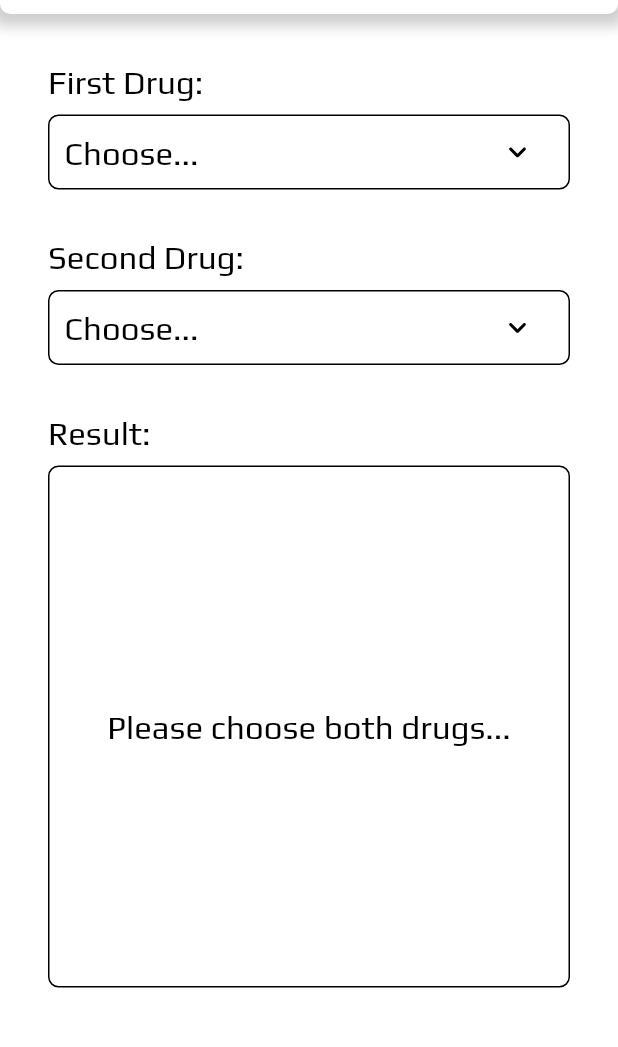
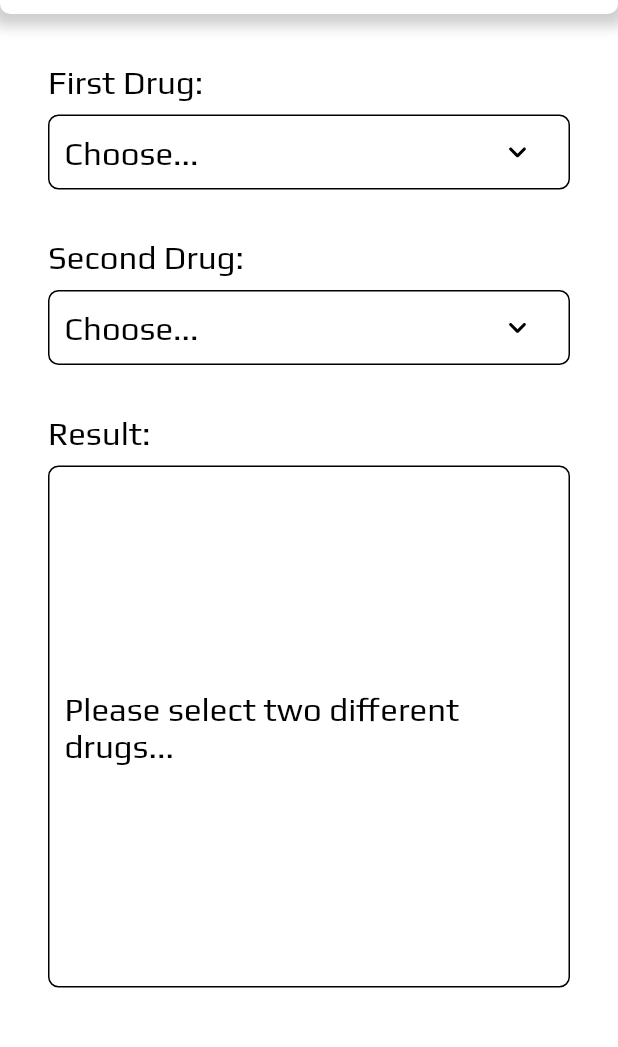
Before and after one commit to MikiVanousek/substance-mix, a Flutter app: the screen it shows after launch, on a phone screen of 412 x 824 dp, the part 124-1171 px from its top. Run offline on Flutter 3.47's test engine with Material 2 defaults, Android fonts, the phone set to English and light mode, and no system bars; our stand-ins replace flutter_bloc, flutter_svg.

Commit message:
Added all the data...

```diff
--- a/lib/bloc/dc_bloc.dart
+++ b/lib/bloc/dc_bloc.dart
@@ -1,54 +1,53 @@
+import 'package:drug_combos/drugs/combiner.dart';
+import 'package:drug_combos/drugs/combo_results.dart';
 import 'package:drug_combos/drugs/drug.dart';
 import 'package:flutter_bloc/flutter_bloc.dart';
 import 'package:quiver/core.dart';
 
-class DCBloc extends Bloc<DrugSelectedEvent, DrugSelectionState>{
-
+class DCBloc extends Bloc<DrugSelectedEvent, DrugSelectionState> {
   DCBloc() : super(DrugSelectionState());
 
   @override
-  Stream<DrugSelectionState> mapEventToState(DrugSelectedEvent event) async*{
-    if(event.type == DrugInputType.first){
-      yield DrugSelectionState(firstDrug: event.drug, secondDrug: state.secondDrug);
-    }
-    else if(event.type == DrugInputType.second){
-      yield DrugSelectionState(firstDrug: state.firstDrug, secondDrug: event.drug);
-    }
-    else {
+  Stream<DrugSelectionState> mapEventToState(DrugSelectedEvent event) async* {
+    if (event.type == DrugInputType.first) {
+      yield DrugSelectionState(
+          firstDrug: event.drug, secondDrug: state.secondDrug);
+    } else if (event.type == DrugInputType.second) {
+      yield DrugSelectionState(
+          firstDrug: state.firstDrug, secondDrug: event.drug);
+    } else {
       throw UnimplementedError('An unsupported event has been added.');
     }
   }
-
 }
 
 class DrugSelectedEvent {
   final Drug drug;
   final DrugInputType type;
+
   DrugSelectedEvent(this.drug, this.type);
 }
 
-
-enum DrugInputType{
-  first,
-  second
-}
+enum DrugInputType { first, second }
 
 class DrugSelectionState {
   final Drug firstDrug;
   final Drug secondDrug;
+  final ComboResult result;
 
-  DrugSelectionState({this.firstDrug, this.secondDrug});
-
+  DrugSelectionState({this.firstDrug, this.secondDrug})
+      : result = Combiner.combine(firstDrug, secondDrug);
 
   @override
   String toString() => 'First drug: $firstDrug \t Second drug: $secondDrug';
 
   @override
   bool operator ==(Object other) {
-    return other is DrugSelectionState && other.firstDrug == firstDrug && other.secondDrug == secondDrug;
+    return other is DrugSelectionState &&
+        other.firstDrug == firstDrug &&
+        other.secondDrug == secondDrug;
   }
 
   @override
   int get hashCode => hash2(firstDrug, secondDrug);
-
 }
--- a/lib/bloc/picker_bloc.dart
+++ b/lib/bloc/picker_bloc.dart
@@ -4,13 +4,13 @@ import 'package:flutter/cupertino.dart';
 import 'package:flutter_bloc/flutter_bloc.dart';
 
 class PickerBloc extends Bloc<ItemSelectedEvent, PickerState>{
-  PickerBloc() : super(PickerState(DrugCategory.all));
+  PickerBloc() : super(PickerState(DrugCategory.allCategories));
 
 
   @override
   Stream<PickerState> mapEventToState(ItemSelectedEvent event) async* {
     if(state.selectedCategory == null){
-      DrugCategory category = DrugCategory.all[event.itemId];
+      DrugCategory category = DrugCategory.allCategories[event.itemId];
       yield PickerState(category.drugs, selectedCategory: category);
     }
     else{
--- a/lib/drugs/combiner.dart
+++ b/lib/drugs/combiner.dart
@@ -6,7 +6,7 @@ class Combiner{
     int drug1;
     int drug2;
 
-    if(firstDrug == secondDrug) {
+    if(firstDrug == null || secondDrug == null || firstDrug == secondDrug) {
       return ComboResult.NaN;
     }
     else if(firstDrug.id < secondDrug.id){
@@ -22,14 +22,30 @@ class Combiner{
   }
   static const List<List<int>> combos =
   [
-    //  0  1  2  3  4  5  6  7  8  9 10 11 12 13 14 15 16 17
-       [0, 0, 3, 0, 0, 0, 0,], //LSD
-          [0, 3, 0, 0, 0, 0,], //mushrooms
-             [3, 0, 0, 0, 0,], //dmt,
-                [0, 0, 0, 0,], //cannabis
-                   [0, 1, 0,], //ketamine
-                      [1, 0,], //mxe
-                         [0,], //dxm
+       [0, 0, 0, 0, 0, 0, 0, 0, 3, 0, 0, 0, 0, 3, 0, 3, 1, 2, 2, 1, 4, 2, 2, 2,], //LSD
+          [0, 0, 0, 0, 0, 0, 0, 3, 0, 0, 0, 0, 3, 0, 3, 1, 2, 2, 1, 4, 2, 0, 2,], //mushrooms
+             [0, 0, 0, 0, 0, 0, 3, 0, 0, 0, 0, 3, 0, 3, 1, 2, 2, 1, 4, 2, 0, 2,], //dmt,
+                [3, 3, 3, 3, 3, 3, 0, 0, 0, 0, 3, 0, 3, 1, 2, 2, 1, 4, 2, 3, 2,], //mescaline
+                   [3, 3, 3, 3, 3, 0, 3, 4, 0, 4, 3, 4, 3, 2, 2, 1, 4, 2, 3, 2,], //dox
+                      [3, 3, 3, 3, 0, 3, 4, 0, 4, 3, 4, 3, 2, 2, 1, 4, 2, 3, 2,], //nbomes
+                         [3, 3, 3, 0, 0, 0, 0, 3, 0, 3, 1, 2, 2, 1, 4, 2, 3, 2,], //twoCx
+                            [3, 3, 0, 3, 4, 0, 4, 3, 4, 1, 2, 2, 1, 4, 2, 3, 2,], //twoCTx
+                               [3, 0, 0, 4, 0, 4, 3, 4, 1, 2, 2, 1, 4, 2, 5, 2,], //fiveMeOxxT
+                                  [0, 0, 0, 0, 3, 0, 3, 1, 0, 0, 0, 0, 2, 0, 1,], //cannabis
+                                     [0, 1, 0, 3, 0, 3, 1, 5, 5, 5, 5, 3, 3, 1,], //ketamine
+                                        [1, 0, 3, 3, 3, 1, 5, 5, 5, 5, 3, 4, 3,], //mxe
+                                           [0, 4, 5, 4, 1, 5, 5, 5, 5, 3, 5, 5,], //dxm
+                                              [0, 0, 0, 1, 3, 3, 3, 3, 2, 1, 1,], //nitrous
+                                                 [0, 3, 3, 3, 3, 3, 5, 2, 5, 1,], //amphetamines
+                                                    [3, 3, 3, 3, 1, 5, 2, 5, 2,], //mdma
+                                                       [3, 4, 3, 5, 5, 2, 5, 1,], //cocaine
+                                                          [1, 1, 1, 1, 2, 1, 1,], //cafine
+                                                             [5, 5, 5, 5, 4, 3,], //alcohol
+                                                                [5, 5, 5, 0, 1,], //ghb
+                                                                   [5, 5, 3, 1,], //opioids
+                                                                      [5, 5, 5,], //tramadol
+                                                                         [0, 1,], //benzodiazepines
+                                                                            [5,], //maois
   ];
 
   /*
--- a/lib/drugs/drug.dart
+++ b/lib/drugs/drug.dart
@@ -1,3 +1,5 @@
+import 'package:flutter/material.dart';
+
 class Drug {
   final String name;
   final int id;
@@ -7,22 +9,62 @@ class Drug {
   static const Drug lsd           = Drug(0, 'LSD');
   static const Drug mushrooms     = Drug(1, 'Mushrooms');
   static const Drug dmt           = Drug(2, 'DMT');
-  static const Drug cannabis      = Drug(3, 'Cannabis');
-  static const Drug ketamine      = Drug(4, 'Ketamine');
-  static const Drug mxe           = Drug(5, 'MXE',);
-  static const Drug dxm           = Drug(6, 'DXM',);
-  static const Drug nitrous       = Drug(7, 'MXE',);
+  static const Drug mescaline     = Drug(3, 'Mescaline');
+  static const Drug dox           = Drug(4, 'DOx');
+  static const Drug nbomes        = Drug(5, 'NBOMes');
+  static const Drug twoCx         = Drug(6, '2C-x');
+  static const Drug twoCTx        = Drug(7, '2C-T-x');
+  static const Drug fiveMeOxxT    = Drug(8, '5-MeOxxT');
+  static const Drug cannabis      = Drug(9, 'Cannabis');
+
+  static const Drug ketamine      = Drug(10, 'Ketamine');
+  static const Drug mxe           = Drug(11, 'MXE',);
+  static const Drug dxm           = Drug(12, 'DXM',);
+  static const Drug nitrous       = Drug(13, 'MXE',);
+
+  static const Drug amphetamines  = Drug(14, 'Amphetamines');
+  static const Drug mdma          = Drug(15, 'MDMA');
+  static const Drug cocaine       = Drug(16, 'Cocaine');
+  static const Drug caffeine      = Drug(17, 'Caffeine');
+
+  static const Drug alcohol       = Drug(18, 'Alcohol');
+  static const Drug ghb           = Drug(19, 'GHB/GBL');
+  static const Drug opioids       = Drug(20, 'Opioids');
+  static const Drug tramadol      = Drug(21, 'Tramadol');
+  static const Drug benzodiazepines= Drug(22, 'Benzodiazepines');
+
+  static const Drug maois         = Drug(23, 'MAOIs');
+  static const Drug ssris         = Drug(24, 'SSRIs');
 
 
-  static const List<Drug> all = [
-    lsd,
+
+
+  static const List<Drug> allDrgus = [
+   lsd,
     mushrooms,
     dmt,
+    mescaline,
+    dox,
+    nbomes,
+    twoCx,
+    twoCTx,
+    fiveMeOxxT,
     cannabis,
     ketamine,
     mxe,
     dxm,
-    nitrous
+    nitrous,
+    amphetamines,
+    mdma,
+    cocaine,
+    caffeine,
+    alcohol,
+    ghb,
+    opioids,
+    tramadol,
+    benzodiazepines,
+    maois,
+    ssris,
   ];
 
   @override
@@ -30,7 +72,7 @@ class Drug {
 
   @override
   bool operator ==(other){
-    return other is Drug && other.id == this.id;
+    return other is Drug && other?.id == this.id;
   }
 
   @override
--- a/lib/drugs/drug_category.dart
+++ b/lib/drugs/drug_category.dart
@@ -5,30 +5,55 @@ class DrugCategory {
   final int id;
   final List<Drug> drugs;
 
-  const DrugCategory(this.name, this.id, this.drugs);
+  const DrugCategory(this.id, this.name, this.drugs);
 
-  static const DrugCategory psychedelics = DrugCategory('Psychedelics', 0, [
+  static const DrugCategory all = DrugCategory(0, 'All', Drug.allDrgus);
+
+  static const DrugCategory psychedelics = DrugCategory(1, 'Psychedelics', [
     Drug.lsd,
     Drug.mushrooms,
     Drug.dmt,
+    Drug.mescaline,
+    Drug.dox,
+    Drug.nbomes,
+    Drug.twoCx,
+    Drug.twoCTx,
+    Drug.fiveMeOxxT,
     Drug.cannabis,
   ]);
-  static const DrugCategory dissociatives = DrugCategory('Dissociatives', 1, [
+  static const DrugCategory dissociatives = DrugCategory(2, 'Dissociatives', [
     Drug.ketamine,
     Drug.mxe,
     Drug.dxm,
     Drug.nitrous,
   ]);
-  static const DrugCategory stimulants = DrugCategory('Stimulants', 2, []);
-  static const DrugCategory depresants = DrugCategory('Depresants', 3, []);
-  static const DrugCategory opioids = DrugCategory('Opioids', 4, []);
+  static const DrugCategory stimulants = DrugCategory(3, 'Stimulants', [
+    Drug.amphetamines,
+    Drug.mdma,
+    Drug.cocaine,
+    Drug.caffeine,
+  ]);
+  static const DrugCategory depresants = DrugCategory(4, 'Depresants', [
+    Drug.alcohol,
+    Drug.ghb,
+    Drug.opioids,
+    Drug.tramadol,
+    Drug.benzodiazepines,
+  ]);
 
-  static const List<DrugCategory> all = [
+  static const DrugCategory other = DrugCategory(5, 'Other', [
+    Drug.maois,
+    Drug.ssris,
+  ]);
+
+  static const List<DrugCategory> allCategories = [
+    all,
     psychedelics,
     dissociatives,
     stimulants,
     depresants,
-    opioids,
+    other,
+
   ];
 
   @override
--- a/lib/presets/dc_colors.dart
+++ b/lib/presets/dc_colors.dart
@@ -1,9 +1,20 @@
 import 'dart:ui';
 
+import 'package:drug_combos/drugs/combo_results.dart';
 import 'package:flutter/material.dart';
 
 class DCColors {
   static const Color primary = Colors.white;
   static const Color accent = Colors.black;
   static const Color navigationDivider = Colors.black12;
+
+  static const Map<ComboResult, Color> resultColors = {
+    ComboResult.lrSynergy: Color(0xFF1A68B0),
+    ComboResult.lrNoSynergy: Color(0xFF6C9EA9),
+    ComboResult.lrDisharmony: Color(0xFF007C0C),
+    ComboResult.beCautious: Color(0xFFBCBF07),
+    ComboResult.notSafe: Color(0xFFCF7929),
+    ComboResult.dangerous: Color(0xFFC60000),
+    ComboResult.NaN: primary,
+  };
 }
--- a/lib/presets/dc_icons.dart
+++ b/lib/presets/dc_icons.dart
@@ -1,7 +1,20 @@
+import 'package:drug_combos/drugs/combo_results.dart';
+
 class DCIcons{
   static const String icFolder = 'assets/icons/';
   static const String suffix = '.svg';
   static const String logo = icFolder + 'logo' + suffix;
   static const String arrow = icFolder + 'arrow' + suffix;
   static const String info = icFolder + 'info' + suffix;
+
+  static const Map<ComboResult, String> resultIcons = {
+    ComboResult.lrSynergy: icFolder + 'lr_synergy' + suffix,
+    ComboResult.lrNoSynergy: icFolder + 'lr_no_synergy' + suffix,
+    ComboResult.lrDisharmony: icFolder + 'lr_synergy' + suffix,
+    ComboResult.beCautious: icFolder + 'be_cautious' + suffix,
+    ComboResult.notSafe: icFolder + 'not_safe' + suffix,
+    ComboResult.dangerous: icFolder + 'dangerous' + suffix,
+    ComboResult.NaN: '',
+  };
+
 }
--- a/lib/screens/dc_homescreen.dart
+++ b/lib/screens/dc_homescreen.dart
@@ -67,7 +67,8 @@ class DCHomescreen extends StatelessWidget {
         SizedBox(
           height: DCDimens.paddingHorizontalBig,
         ),
-        Expanded(child: ResultOutput()),
+        Expanded(child: BlocBuilder<DCBloc, DrugSelectionState>(
+            builder: (_, state) => ResultOutput(state.result))),
         SizedBox(
           height: 64,
         ),
--- a/lib/widgets/result_output.dart
+++ b/lib/widgets/result_output.dart
@@ -1,9 +1,27 @@
+import 'package:drug_combos/drugs/combo_results.dart';
+import 'package:drug_combos/presets/dc_colors.dart';
 import 'package:drug_combos/presets/dc_dimens.dart';
+import 'package:drug_combos/presets/dc_icons.dart';
 import 'package:drug_combos/presets/dc_text_styles.dart';
 import 'package:drug_combos/widgets/dc_card.dart';
 import 'package:flutter/cupertino.dart';
+import 'package:flutter_svg/flutter_svg.dart';
 
 class ResultOutput extends StatelessWidget {
+  final ComboResult result;
+
+  static const Map<ComboResult, String> resultStrings = {
+    ComboResult.lrSynergy: 'Low Risk & Synergy',
+    ComboResult.lrNoSynergy: 'Low Risk & No Synergy',
+    ComboResult.lrDisharmony: 'Low Risk & Disharmony',
+    ComboResult.beCautious: 'Be Cautious!',
+    ComboResult.notSafe: 'Not Safe!',
+    ComboResult.dangerous: 'Dangerous1',
+    ComboResult.NaN: 'Please select two different drugs...',
+  };
+
+  const ResultOutput(this.result);
+
   @override
   Widget build(BuildContext context) {
     return Column(crossAxisAlignment: CrossAxisAlignment.start, children: [
@@ -14,12 +32,33 @@ class ResultOutput extends StatelessWidget {
       SizedBox(
         height: DCDimens.paddingHorizontalSmall,
       ),
-      AspectRatio(aspectRatio: 1, child: DCCard(
-        height: double.infinity,
-        child: Center(
-          child: Text('Please choose both drugs...', style: DCTextStyles.display1,)
+      AspectRatio(
+        aspectRatio: 1,
+        child: DCCard(
+          color: DCColors.resultColors[result],
+          height: double.infinity,
+          child: Center(
+              child: Column(
+            mainAxisSize: MainAxisSize.min,
+            children: [
+              result == ComboResult.NaN ? Container() : RotatedBox(
+                  quarterTurns: result == ComboResult.lrSynergy ? 2 : 0,
+                  child: SvgPicture.asset(
+                    DCIcons.resultIcons[result],
+                    color: DCColors.primary,
+                    width: 170,
+                    height: 170,
+                  )),
+              Text(
+                resultStrings[result],
+                style: result == ComboResult.NaN
+                    ? DCTextStyles.display1
+                    : DCTextStyles.display1Inverted,
+              ),
+            ],
+          )),
         ),
-      ),)
+      )
     ]);
   }
 }
```
Also changed, not shown: 1 other file.
